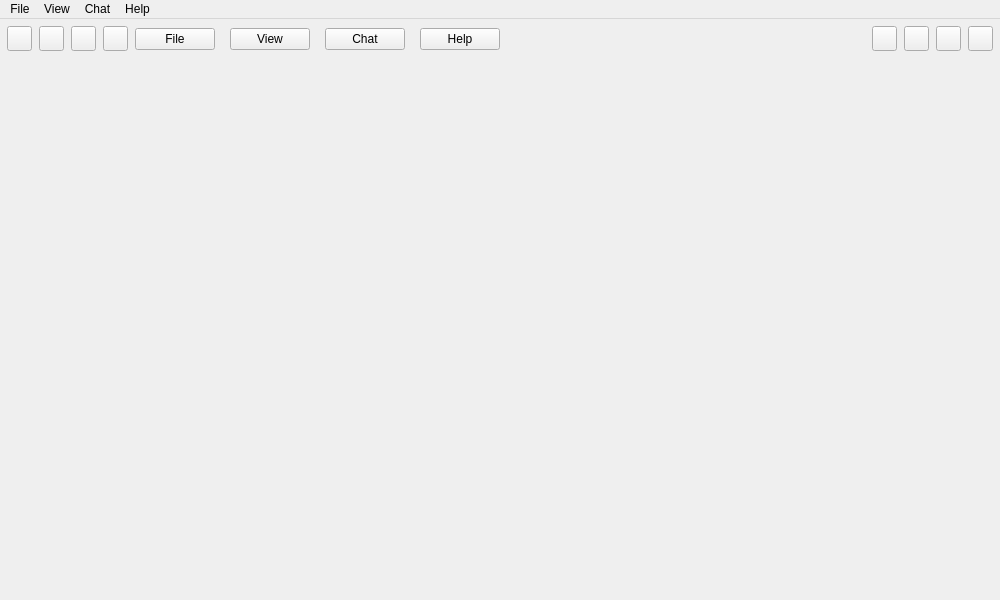
Above: zapzap/view/ui/main_window.ui from jmbatistav/zapzap before the change. Below: the same form after it.
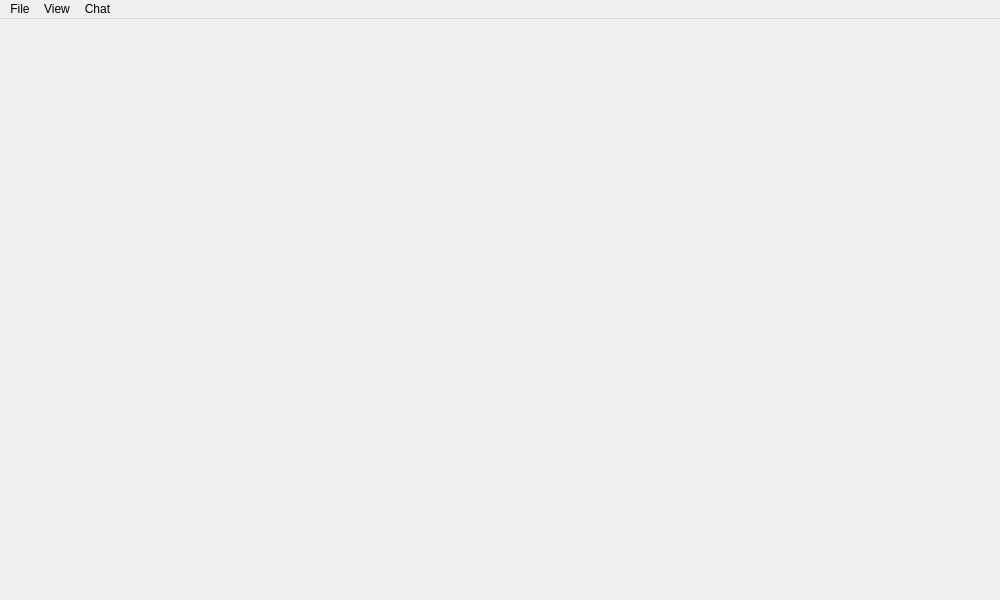
That is the form after the change.

Patch:
```diff
--- a/zapzap/view/ui/main_window.ui
+++ b/zapzap/view/ui/main_window.ui
@@ -19,490 +19,7 @@
   <property name="windowTitle">
    <string>ZapZap</string>
   </property>
-  <widget class="QWidget" name="appMargins">
-   <layout class="QVBoxLayout" name="verticalLayout_2">
-    <property name="spacing">
-     <number>0</number>
-    </property>
-    <property name="leftMargin">
-     <number>0</number>
-    </property>
-    <property name="topMargin">
-     <number>0</number>
-    </property>
-    <property name="rightMargin">
-     <number>0</number>
-    </property>
-    <property name="bottomMargin">
-     <number>0</number>
-    </property>
-    <item>
-     <widget class="QFrame" name="app">
-      <property name="frameShape">
-       <enum>QFrame::NoFrame</enum>
-      </property>
-      <property name="frameShadow">
-       <enum>QFrame::Raised</enum>
-      </property>
-      <layout class="QVBoxLayout" name="verticalLayout">
-       <property name="spacing">
-        <number>0</number>
-       </property>
-       <property name="leftMargin">
-        <number>0</number>
-       </property>
-       <property name="topMargin">
-        <number>0</number>
-       </property>
-       <property name="rightMargin">
-        <number>0</number>
-       </property>
-       <property name="bottomMargin">
-        <number>0</number>
-       </property>
-       <item>
-        <widget class="QFrame" name="headbar">
-         <property name="minimumSize">
-          <size>
-           <width>0</width>
-           <height>35</height>
-          </size>
-         </property>
-         <property name="maximumSize">
-          <size>
-           <width>16777215</width>
-           <height>35</height>
-          </size>
-         </property>
-         <property name="frameShape">
-          <enum>QFrame::NoFrame</enum>
-         </property>
-         <property name="frameShadow">
-          <enum>QFrame::Raised</enum>
-         </property>
-         <layout class="QHBoxLayout" name="horizontalLayout_6">
-          <property name="spacing">
-           <number>0</number>
-          </property>
-          <property name="leftMargin">
-           <number>7</number>
-          </property>
-          <property name="topMargin">
-           <number>5</number>
-          </property>
-          <property name="rightMargin">
-           <number>7</number>
-          </property>
-          <property name="bottomMargin">
-           <number>0</number>
-          </property>
-          <item>
-           <widget class="QFrame" name="leftButtons">
-            <property name="minimumSize">
-             <size>
-              <width>50</width>
-              <height>0</height>
-             </size>
-            </property>
-            <property name="frameShape">
-             <enum>QFrame::NoFrame</enum>
-            </property>
-            <property name="frameShadow">
-             <enum>QFrame::Raised</enum>
-            </property>
-            <layout class="QHBoxLayout" name="horizontalLayout">
-             <property name="spacing">
-              <number>7</number>
-             </property>
-             <property name="leftMargin">
-              <number>0</number>
-             </property>
-             <property name="topMargin">
-              <number>0</number>
-             </property>
-             <property name="rightMargin">
-              <number>0</number>
-             </property>
-             <property name="bottomMargin">
-              <number>0</number>
-             </property>
-             <item>
-              <widget class="QPushButton" name="closeAppBtn_left">
-               <property name="minimumSize">
-                <size>
-                 <width>25</width>
-                 <height>25</height>
-                </size>
-               </property>
-               <property name="maximumSize">
-                <size>
-                 <width>25</width>
-                 <height>25</height>
-                </size>
-               </property>
-               <property name="focusPolicy">
-                <enum>Qt::NoFocus</enum>
-               </property>
-               <property name="text">
-                <string/>
-               </property>
-              </widget>
-             </item>
-             <item>
-              <widget class="QPushButton" name="minimizeAppBtn_left">
-               <property name="minimumSize">
-                <size>
-                 <width>25</width>
-                 <height>25</height>
-                </size>
-               </property>
-               <property name="maximumSize">
-                <size>
-                 <width>25</width>
-                 <height>25</height>
-                </size>
-               </property>
-               <property name="focusPolicy">
-                <enum>Qt::NoFocus</enum>
-               </property>
-               <property name="text">
-                <string/>
-               </property>
-              </widget>
-             </item>
-             <item>
-              <widget class="QPushButton" name="maximizeAppBtn_left">
-               <property name="minimumSize">
-                <size>
-                 <width>25</width>
-                 <height>25</height>
-                </size>
-               </property>
-               <property name="maximumSize">
-                <size>
-                 <width>25</width>
-                 <height>25</height>
-                </size>
-               </property>
-               <property name="focusPolicy">
-                <enum>Qt::NoFocus</enum>
-               </property>
-               <property name="text">
-                <string/>
-               </property>
-              </widget>
-             </item>
-             <item>
-              <widget class="QPushButton" name="settingsTopBtn_left">
-               <property name="minimumSize">
-                <size>
-                 <width>25</width>
-                 <height>25</height>
-                </size>
-               </property>
-               <property name="maximumSize">
-                <size>
-                 <width>25</width>
-                 <height>25</height>
-                </size>
-               </property>
-               <property name="cursor">
-                <cursorShape>PointingHandCursor</cursorShape>
-               </property>
-               <property name="focusPolicy">
-                <enum>Qt::NoFocus</enum>
-               </property>
-               <property name="text">
-                <string/>
-               </property>
-              </widget>
-             </item>
-            </layout>
-           </widget>
-          </item>
-          <item>
-           <widget class="QFrame" name="leftBox">
-            <property name="sizePolicy">
-             <sizepolicy hsizetype="Expanding" vsizetype="Preferred">
-              <horstretch>0</horstretch>
-              <verstretch>0</verstretch>
-             </sizepolicy>
-            </property>
-            <property name="frameShape">
-             <enum>QFrame::NoFrame</enum>
-            </property>
-            <property name="frameShadow">
-             <enum>QFrame::Raised</enum>
-            </property>
-            <layout class="QHBoxLayout" name="horizontalLayout_7">
-             <property name="spacing">
-              <number>7</number>
-             </property>
-             <property name="leftMargin">
-              <number>7</number>
-             </property>
-             <property name="topMargin">
-              <number>0</number>
-             </property>
-             <property name="rightMargin">
-              <number>0</number>
-             </property>
-             <property name="bottomMargin">
-              <number>0</number>
-             </property>
-             <item>
-              <widget class="QFrame" name="zapBoxMenu">
-               <property name="sizePolicy">
-                <sizepolicy hsizetype="Fixed" vsizetype="Preferred">
-                 <horstretch>0</horstretch>
-                 <verstretch>0</verstretch>
-                </sizepolicy>
-               </property>
-               <property name="frameShape">
-                <enum>QFrame::NoFrame</enum>
-               </property>
-               <property name="frameShadow">
-                <enum>QFrame::Raised</enum>
-               </property>
-               <layout class="QHBoxLayout" name="horizontalLayout_2">
-                <property name="spacing">
-                 <number>0</number>
-                </property>
-                <property name="leftMargin">
-                 <number>0</number>
-                </property>
-                <property name="topMargin">
-                 <number>0</number>
-                </property>
-                <property name="rightMargin">
-                 <number>0</number>
-                </property>
-                <property name="bottomMargin">
-                 <number>0</number>
-                </property>
-                <item>
-                 <layout class="QHBoxLayout" name="zapMenu">
-                  <property name="spacing">
-                   <number>15</number>
-                  </property>
-                  <property name="leftMargin">
-                   <number>0</number>
-                  </property>
-                  <item>
-                   <widget class="QPushButton" name="zFile">
-                    <property name="sizePolicy">
-                     <sizepolicy hsizetype="Fixed" vsizetype="Fixed">
-                      <horstretch>0</horstretch>
-                      <verstretch>0</verstretch>
-                     </sizepolicy>
-                    </property>
-                    <property name="text">
-                     <string>File</string>
-                    </property>
-                   </widget>
-                  </item>
-                  <item>
-                   <widget class="QPushButton" name="zView">
-                    <property name="sizePolicy">
-                     <sizepolicy hsizetype="Fixed" vsizetype="Fixed">
-                      <horstretch>0</horstretch>
-                      <verstretch>0</verstretch>
-                     </sizepolicy>
-                    </property>
-                    <property name="text">
-                     <string>View</string>
-                    </property>
-                   </widget>
-                  </item>
-                  <item>
-                   <widget class="QPushButton" name="zChat">
-                    <property name="text">
-                     <string>Chat</string>
-                    </property>
-                   </widget>
-                  </item>
-                  <item>
-                   <widget class="QPushButton" name="zHelp">
-                    <property name="sizePolicy">
-                     <sizepolicy hsizetype="Fixed" vsizetype="Fixed">
-                      <horstretch>0</horstretch>
-                      <verstretch>0</verstretch>
-                     </sizepolicy>
-                    </property>
-                    <property name="text">
-                     <string>Help</string>
-                    </property>
-                   </widget>
-                  </item>
-                 </layout>
-                </item>
-               </layout>
-              </widget>
-             </item>
-             <item>
-              <widget class="QLabel" name="titleRightInfo">
-               <property name="maximumSize">
-                <size>
-                 <width>16777215</width>
-                 <height>40</height>
-                </size>
-               </property>
-               <property name="text">
-                <string/>
-               </property>
-              </widget>
-             </item>
-            </layout>
-           </widget>
-          </item>
-          <item>
-           <widget class="QFrame" name="rightButtons">
-            <property name="minimumSize">
-             <size>
-              <width>0</width>
-              <height>28</height>
-             </size>
-            </property>
-            <property name="frameShape">
-             <enum>QFrame::NoFrame</enum>
-            </property>
-            <property name="frameShadow">
-             <enum>QFrame::Raised</enum>
-            </property>
-            <layout class="QHBoxLayout" name="horizontalLayout_8">
-             <property name="spacing">
-              <number>7</number>
-             </property>
-             <property name="leftMargin">
-              <number>0</number>
-             </property>
-             <property name="topMargin">
-              <number>0</number>
-             </property>
-             <property name="rightMargin">
-              <number>0</number>
-             </property>
-             <property name="bottomMargin">
-              <number>0</number>
-             </property>
-             <item>
-              <widget class="QPushButton" name="settingsTopBtn">
-               <property name="minimumSize">
-                <size>
-                 <width>25</width>
-                 <height>25</height>
-                </size>
-               </property>
-               <property name="maximumSize">
-                <size>
-                 <width>25</width>
-                 <height>25</height>
-                </size>
-               </property>
-               <property name="cursor">
-                <cursorShape>PointingHandCursor</cursorShape>
-               </property>
-               <property name="focusPolicy">
-                <enum>Qt::NoFocus</enum>
-               </property>
-               <property name="text">
-                <string/>
-               </property>
-               <property name="autoDefault">
-                <bool>false</bool>
-               </property>
-               <property name="default">
-                <bool>false</bool>
-               </property>
-              </widget>
-             </item>
-             <item>
-              <widget class="QPushButton" name="minimizeAppBtn">
-               <property name="minimumSize">
-                <size>
-                 <width>25</width>
-                 <height>25</height>
-                </size>
-               </property>
-               <property name="maximumSize">
-                <size>
-                 <width>25</width>
-                 <height>25</height>
-                </size>
-               </property>
-               <property name="focusPolicy">
-                <enum>Qt::NoFocus</enum>
-               </property>
-               <property name="text">
-                <string/>
-               </property>
-               <property name="default">
-                <bool>false</bool>
-               </property>
-              </widget>
-             </item>
-             <item>
-              <widget class="QPushButton" name="maximizeAppBtn">
-               <property name="minimumSize">
-                <size>
-                 <width>25</width>
-                 <height>25</height>
-                </size>
-               </property>
-               <property name="maximumSize">
-                <size>
-                 <width>25</width>
-                 <height>25</height>
-                </size>
-               </property>
-               <property name="focusPolicy">
-                <enum>Qt::NoFocus</enum>
-               </property>
-               <property name="text">
-                <string/>
-               </property>
-              </widget>
-             </item>
-             <item>
-              <widget class="QPushButton" name="closeAppBtn">
-               <property name="minimumSize">
-                <size>
-                 <width>25</width>
-                 <height>25</height>
-                </size>
-               </property>
-               <property name="maximumSize">
-                <size>
-                 <width>25</width>
-                 <height>25</height>
-                </size>
-               </property>
-               <property name="focusPolicy">
-                <enum>Qt::NoFocus</enum>
-               </property>
-               <property name="text">
-                <string/>
-               </property>
-              </widget>
-             </item>
-            </layout>
-           </widget>
-          </item>
-         </layout>
-        </widget>
-       </item>
-       <item>
-        <widget class="QStackedWidget" name="main_stacked">
-         <property name="currentIndex">
-          <number>-1</number>
-         </property>
-        </widget>
-       </item>
-      </layout>
-     </widget>
-    </item>
-   </layout>
-  </widget>
+  <widget class="QWidget" name="centralwidget"/>
   <widget class="QMenuBar" name="menubar">
    <property name="geometry">
     <rect>
@@ -551,16 +68,6 @@
     <addaction name="separator"/>
     <addaction name="actionHome_page"/>
    </widget>
-   <widget class="QMenu" name="menuHelp">
-    <property name="title">
-     <string>Help</string>
-    </property>
-    <addaction name="actionLearn_More"/>
-    <addaction name="actionChangelog"/>
-    <addaction name="actionSupport"/>
-    <addaction name="separator"/>
-    <addaction name="actionAbout_Zapzap"/>
-   </widget>
    <widget class="QMenu" name="menuChat">
     <property name="title">
      <string>Chat</string>
@@ -570,7 +77,6 @@
    <addaction name="menuFile"/>
    <addaction name="menuView"/>
    <addaction name="menuChat"/>
-   <addaction name="menuHelp"/>
   </widget>
   <action name="actionSettings">
    <property name="text">
```
Left out of the diff: 8 changed lines with no effect on the pictures.
